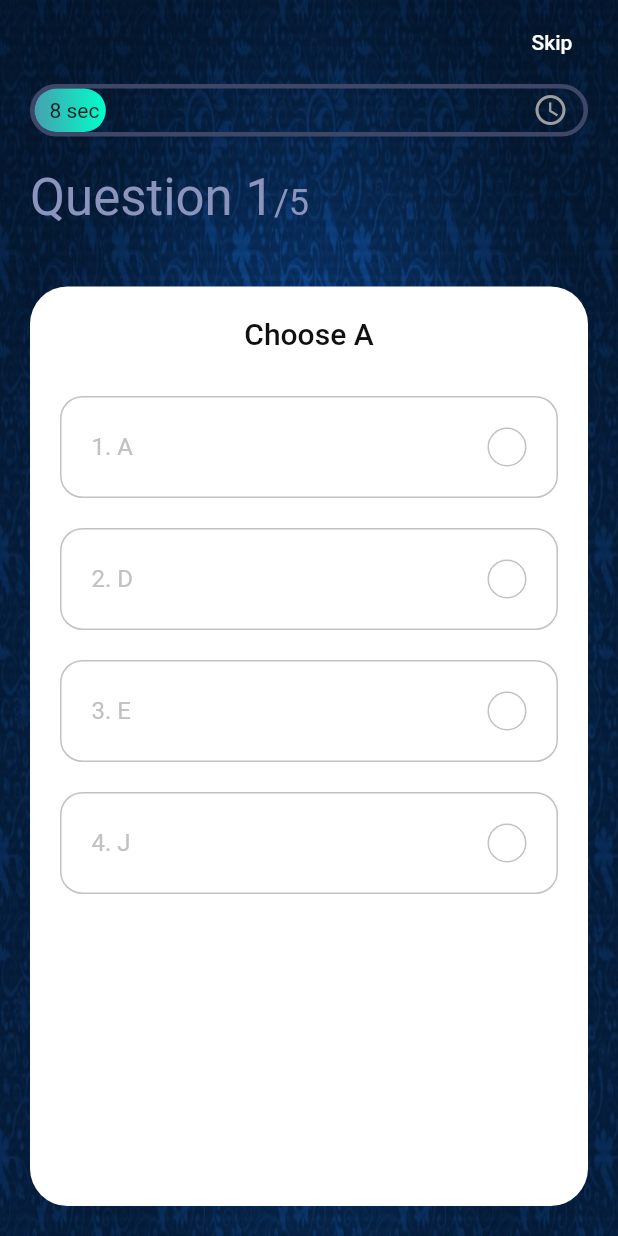
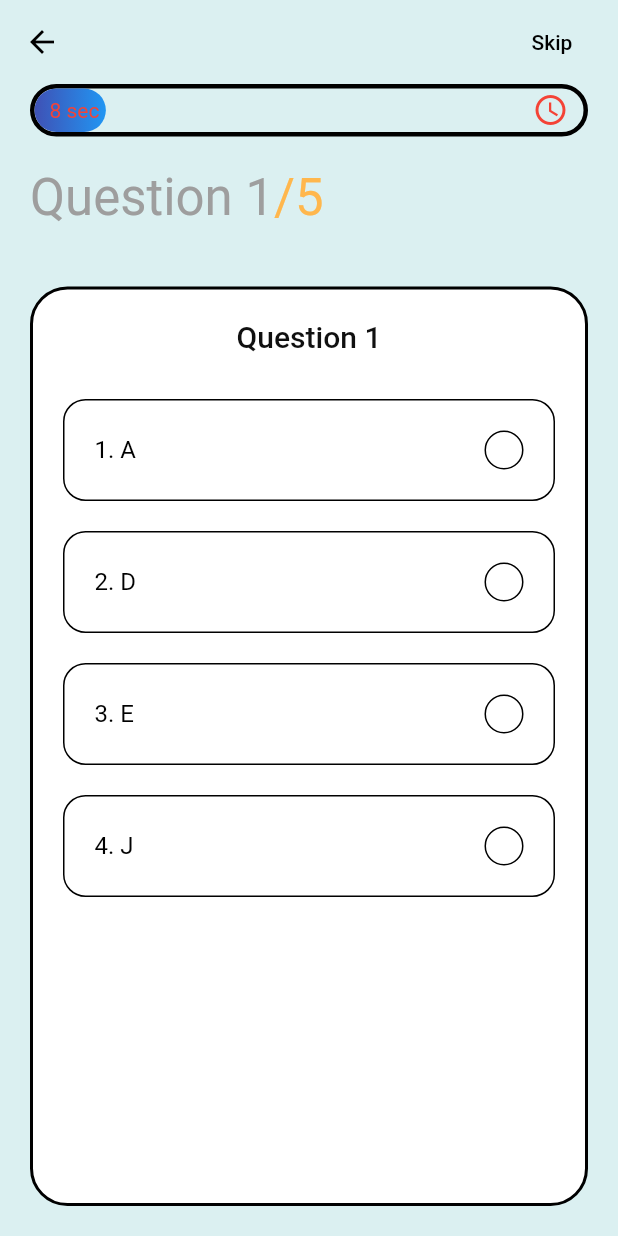
Before and after one commit to Apreksha/Ionathon, a Flutter app: the screen it shows after launch, on a phone screen of 412 x 824 dp. Run offline on Flutter 3.47's test engine with Material 2 defaults, Android fonts, the phone set to English and light mode, and no system bars; our stand-ins replace cloud_firestore, firebase_auth, firebase_core, flutter_spinkit, fluttertoast, get and 2 more; missing offline and left inert: matrix4_transform, particles_flutter; accounts and stored records are empty.

Commit message:
new push

```diff
--- a/lib/colorScheme.dart
+++ b/lib/colorScheme.dart
@@ -1,16 +1,14 @@
 import 'package:flutter/material.dart';
-Color lightBlue = Color(0xffdbf0f1);
-Color darkBlue = Color(0xff39888e);
-Color yellow = Color(0xffffe9a7);
-Color pink = Color(0xfff1e7f5);
-
+const Color lightBlue = Color(0xffdbf0f1);
+const Color darkBlue = Color(0xff39888e);
+const Color yellow = Color(0xffffe9a7);
+const Color pink = Color(0xfff1e7f5);
 const kSecondaryColor = Color(0xFF8B94BC);
-const kGreenColor = Color(0xFF6AC259);
+const kGreenColor = Colors.green;
 const kRedColor = Color(0xFFE92E30);
-const kGrayColor = Color(0xFFC1C1C1);
 const kBlackColor = Color(0xFF101010);
 const kPrimaryGradient = LinearGradient(
-  colors: [Color(0xFF46A0AE), Color(0xFF00FFCB)],
+  colors: [Colors.indigo,Colors.blue,],
   begin: Alignment.centerLeft,
   end: Alignment.centerRight,
 );
--- a/lib/question.dart
+++ b/lib/question.dart
@@ -8,31 +8,31 @@ class Question{
 const List sample_data=[
   {
     "id":1,
-    "question":"Choose A",
+    "question":"Question 1",
     "options":['A','D','E','J'],
     "answer_index":0
   },
   {
     "id":1,
-    "question":"Choose A",
+    "question":"Question 2",
     "options":['A','D','E','J'],
     "answer_index":0
   },
   {
     "id":1,
-    "question":"Choose A",
+    "question":"Question 3",
     "options":['A','D','E','J'],
     "answer_index":0
   },
   {
     "id":1,
-    "question":"Choose A",
+    "question":"Question 4",
     "options":['A','D','E','J'],
     "answer_index":0
   },
   {
     "id":1,
-    "question":"Choose A",
+    "question":"Question 5",
     "options":['A','D','E','J'],
     "answer_index":0
   },
--- a/lib/quiz.dart
+++ b/lib/quiz.dart
@@ -1,4 +1,7 @@
+import 'dart:ui';
+
 import 'package:flutter/material.dart';
+import 'package:flutter/services.dart';
 import 'package:get/get.dart';
 import 'package:get/get_state_manager/get_state_manager.dart';
 import 'package:ionathon/colorScheme.dart';
@@ -9,20 +12,31 @@ class Quiz extends StatelessWidget {
 
   @override
   Widget build(BuildContext context) {
+    SystemChrome.setSystemUIOverlayStyle(
+      SystemUiOverlayStyle(
+        systemNavigationBarColor:
+        SystemUiOverlayStyle.dark.systemNavigationBarColor,
+      ),
+    );
     QuestionController _questionController = Get.put(QuestionController());
     return Scaffold(
+      backgroundColor: lightBlue,
         extendBodyBehindAppBar: true,
         appBar: AppBar(
           // Fluttter show the back button automatically
-          backgroundColor: Colors.transparent,
+          backgroundColor: lightBlue,
           elevation: 0,
+          leading: IconButton(icon: Icon(Icons.arrow_back,color: Colors.black,),
+          onPressed: (){
+          },),
           actions: [
-            FlatButton(onPressed: _questionController.nextQuestion, child: Text("Skip",style: TextStyle(color: Colors.white),)),
+            FlatButton(onPressed: _questionController.nextQuestion,
+                child: Text("Skip",style: TextStyle(color: Colors.black),)),
           ],
         ),
       body: Stack(
         children: [
-          Image.asset("assets/bg.jpg", fit: BoxFit.fill,height: MediaQuery.of(context).size.height,),
+          //Image.asset("assets/bg.jpg", fit: BoxFit.fill,height: MediaQuery.of(context).size.height,),
           SafeArea(
             child: Column(
               crossAxisAlignment: CrossAxisAlignment.start,
@@ -44,14 +58,14 @@ class Quiz extends StatelessWidget {
                         style: Theme.of(context)
                             .textTheme
                             .headline4
-                            ?.copyWith(color: kSecondaryColor),
+                            ?.copyWith(color: Colors.grey.shade500),
                         children: [
                           TextSpan(
                             text: "/${_questionController.questions.length}",
                             style: Theme.of(context)
                                 .textTheme
-                                .headline5
-                                ?.copyWith(color: kSecondaryColor),
+                                .headline4
+                                ?.copyWith(color: Colors.orange.shade300),
                           ),
                         ],
                       ),
@@ -199,7 +213,7 @@ class ProgressBar extends StatelessWidget {
       width: double.infinity,
       height: 35,
       decoration: BoxDecoration(
-        border: Border.all(color: Color(0xFF3F4768), width: 3),
+        border: Border.all(color: Colors.black, width: 3),
         borderRadius: BorderRadius.circular(50),
       ),
       child: GetBuilder<QuestionController>(
@@ -207,7 +221,7 @@ class ProgressBar extends StatelessWidget {
         builder: (controller) {
           return Stack(
             children: [
-              // LayoutBuilder provide us the available space for the conatiner
+              // LayoutBuilder provide us the available space for the container
               // constraints.maxWidth needed for our animation
               LayoutBuilder(
                 builder: (context, constraints) => Container(
@@ -226,8 +240,9 @@ class ProgressBar extends StatelessWidget {
                   child: Row(
                     mainAxisAlignment: MainAxisAlignment.spaceBetween,
                     children: [
-                      Text("${(controller.animation.value * 60).round()} sec"),
-                      Icon(Icons.watch_later_outlined,color: Colors.grey,)
+                      Text("${(controller.animation.value * 60).round()} sec",
+                        style: TextStyle(color: Colors.red),),
+                      Icon(Icons.watch_later_outlined,color: Colors.red,)
                     ],
                   ),
                 ),
@@ -265,7 +280,7 @@ class Option extends StatelessWidget {
                 return kRedColor;
               }
             }
-            return kGrayColor;
+            return Colors.black;
           }
 
           IconData getTheRightIcon() {
@@ -292,13 +307,13 @@ class Option extends StatelessWidget {
                     height: 26,
                     width: 26,
                     decoration: BoxDecoration(
-                      color: getTheRightColor() == kGrayColor
+                      color: getTheRightColor() == Colors.black
                           ? Colors.transparent
                           : getTheRightColor(),
                       borderRadius: BorderRadius.circular(50),
                       border: Border.all(color: getTheRightColor()),
                     ),
-                    child: getTheRightColor() == kGrayColor
+                    child: getTheRightColor() == Colors.black
                         ? null
                         : Icon(getTheRightIcon(), size: 16),
                   )
@@ -327,6 +342,7 @@ class QuestionCard extends StatelessWidget {
       padding: EdgeInsets.all(kDefaultPadding),
       decoration: BoxDecoration(
         color: Colors.white,
+        border: Border.all(color: Colors.black,width: 2),
         borderRadius: BorderRadius.circular(25),
       ),
       child: Column(
--- a/pubspec.yaml
+++ b/pubspec.yaml
@@ -63,8 +63,6 @@ flutter:
     - family: circe
       fonts:
         - asset: assets/fonts/circe.ttf
-    #       - asset: fonts/Schyler-Italic.ttf
-    #         style: italic
     - family: product
       fonts:
         - asset: assets/fonts/productsans.ttf
```
Also changed, not shown: pubspec.lock.
